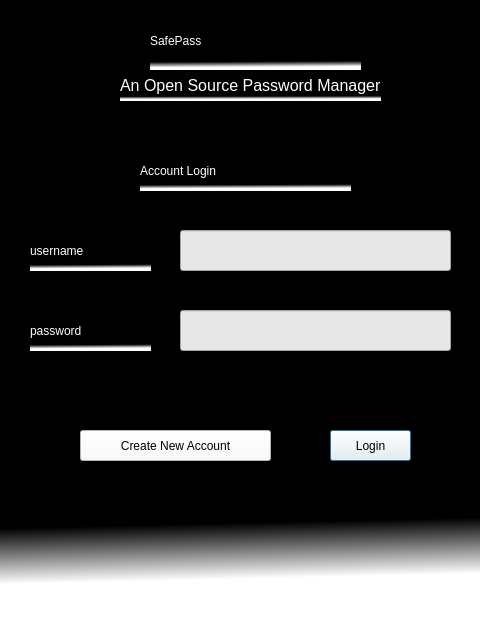
First picture: the form in UI/login.ui, repository dmdhrumilmistry/PySafePass, before the edit.
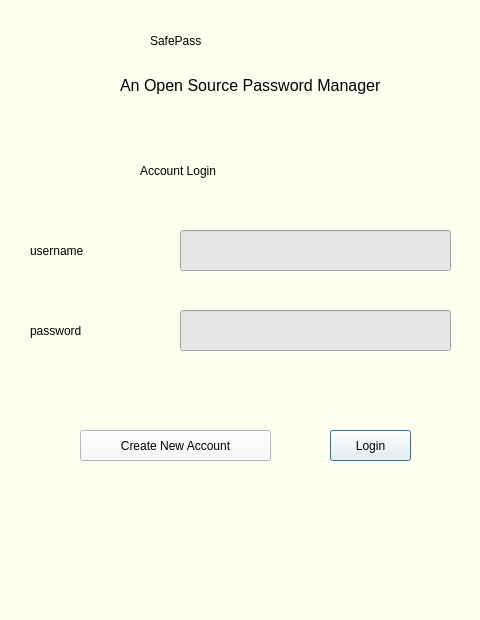
Second picture: the form after the edit.

```diff
--- a/UI/login.ui
+++ b/UI/login.ui
@@ -14,8 +14,7 @@
    <string>Dialog</string>
   </property>
   <property name="styleSheet">
-   <string notr="true">background-color: rgb(54, 54, 54);
-background-color: qlineargradient(spread:pad, x1:0.244318, y1:0.301, x2:0.255591, y2:0.938, stop:0.857955 rgba(0, 0, 0, 255), stop:1 rgba(255, 255, 255, 255));</string>
+   <string notr="true">background-color: rgb(255, 255, 239);</string>
   </property>
   <widget class="QLabel" name="safepass_head">
    <property name="geometry">
@@ -30,7 +29,7 @@
     <string>&lt;html&gt;&lt;head/&gt;&lt;body&gt;&lt;p&gt;&lt;br/&gt;&lt;/p&gt;&lt;/body&gt;&lt;/html&gt;</string>
    </property>
    <property name="styleSheet">
-    <string notr="true">color:rgb(255,255,255);
+    <string notr="true">color:rgb(0, 0, 0);
 font: 30pt &quot;Lucida Console&quot;;</string>
    </property>
    <property name="text">
@@ -47,7 +46,7 @@
     </rect>
    </property>
    <property name="styleSheet">
-    <string notr="true">color: rgb(255, 255, 255);
+    <string notr="true">color:rgb(0, 0, 0);
 font: 18pt &quot;Lucida Console&quot;;</string>
    </property>
    <property name="text">
@@ -64,7 +63,7 @@
     </rect>
    </property>
    <property name="styleSheet">
-    <string notr="true">color: rgb(255, 255, 255);
+    <string notr="true">color:rgb(0, 0, 0);
 font: 20pt &quot;Lucida Console&quot;;</string>
    </property>
    <property name="text">
@@ -81,7 +80,8 @@
     </rect>
    </property>
    <property name="styleSheet">
-    <string notr="true">color: rgb(255, 255, 255);font-size:12pt</string>
+    <string notr="true">color:rgb(0, 0, 0);
+font-size:12pt</string>
    </property>
    <property name="text">
     <string>An Open Source Password Manager</string>
@@ -125,7 +125,7 @@
     </rect>
    </property>
    <property name="styleSheet">
-    <string notr="true">color: rgb(255, 255, 255);
+    <string notr="true">color:rgb(0, 0, 0);
 font: 18pt &quot;Lucida Console&quot;;</string>
    </property>
    <property name="text">
```
